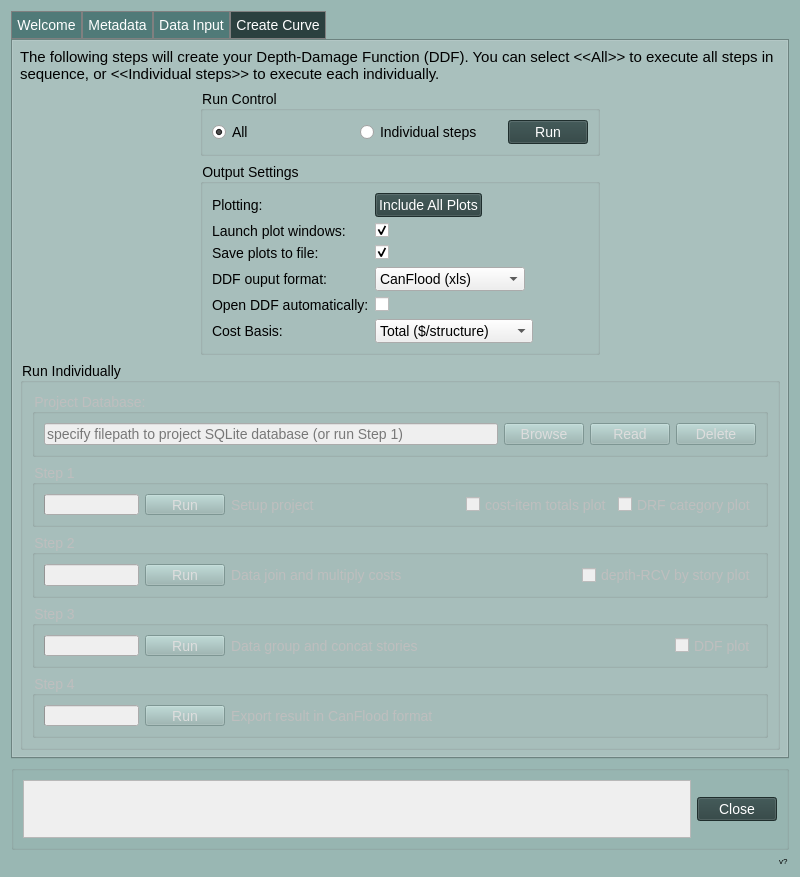
NRCan/CanCurve, file cancurve/bldgs/cc_bldgs_dialog.ui: the form before one commit.
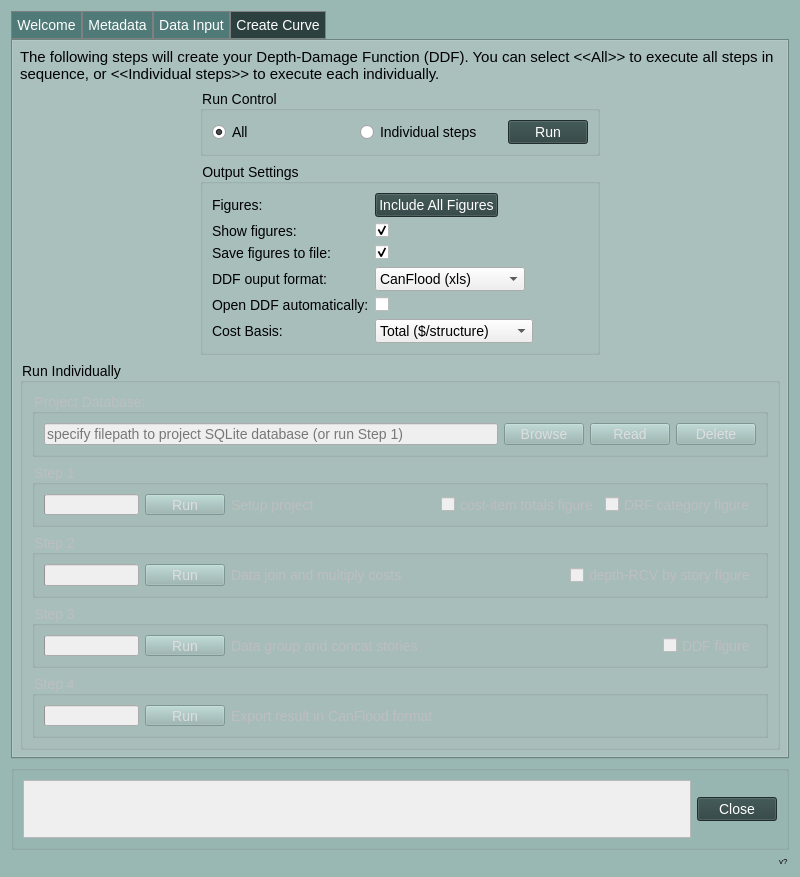
The form after the commit. The open tabs and pages were chosen to show the change. Icons and pictures are not drawn. Custom widgets are drawn as their Qt base class.

Diff of the .ui file:
```diff
--- a/cancurve/bldgs/cc_bldgs_dialog.ui
+++ b/cancurve/bldgs/cc_bldgs_dialog.ui
@@ -1249,7 +1249,7 @@
               <item row="2" column="0">
                <widget class="QLabel" name="saveFigureToFileLabel">
                 <property name="text">
-                 <string>Save plots to file:</string>
+                 <string>Save figures to file:</string>
                 </property>
                </widget>
               </item>
@@ -1306,7 +1306,7 @@
               <item row="0" column="0">
                <widget class="QLabel" name="toggleAllPlotsLabel">
                 <property name="text">
-                 <string>Plotting:</string>
+                 <string>Figures:</string>
                 </property>
                </widget>
               </item>
@@ -1322,7 +1322,7 @@
                  <string>Toggle the plot control checkBox for each plot</string>
                 </property>
                 <property name="text">
-                 <string>Include All Plots</string>
+                 <string>Include All Figures</string>
                 </property>
                </widget>
               </item>
@@ -1349,7 +1349,7 @@
               <item row="1" column="0">
                <widget class="QLabel" name="launchPlotDialogLabel">
                 <property name="text">
-                 <string>Launch plot windows:</string>
+                 <string>Show figures:</string>
                 </property>
                </widget>
               </item>
@@ -1592,7 +1592,7 @@
                   <bool>false</bool>
                  </property>
                  <property name="text">
-                  <string>cost-item totals plot</string>
+                  <string>cost-item totals figure</string>
                  </property>
                  <property name="checked">
                   <bool>false</bool>
@@ -1605,7 +1605,7 @@
                   <bool>false</bool>
                  </property>
                  <property name="text">
-                  <string>DRF category plot</string>
+                  <string>DRF category figure</string>
                  </property>
                 </widget>
                </item>
@@ -1697,7 +1697,7 @@
                   <bool>false</bool>
                  </property>
                  <property name="text">
-                  <string>depth-RCV by story plot</string>
+                  <string>depth-RCV by story figure</string>
                  </property>
                 </widget>
                </item>
@@ -1789,7 +1789,7 @@
                   <bool>false</bool>
                  </property>
                  <property name="text">
-                  <string>DDF plot</string>
+                  <string>DDF figure</string>
                  </property>
                 </widget>
                </item>
```
Left out of the diff: 15 changed lines with no effect on the pictures.
